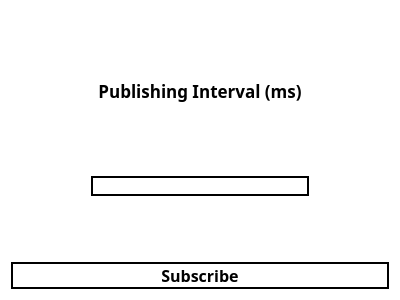
Old version of the form opc-client/subscription.ui in the repository alexlocastro/industrial-informatics-opc-ua-python.
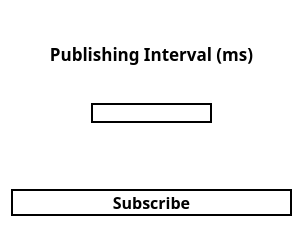
New version of the form.

The edit to the form file:
```diff
--- a/opc-client/subscription.ui
+++ b/opc-client/subscription.ui
@@ -6,8 +6,8 @@
    <rect>
     <x>0</x>
     <y>0</y>
-    <width>400</width>
-    <height>300</height>
+    <width>303</width>
+    <height>227</height>
    </rect>
   </property>
   <property name="windowTitle">
```
